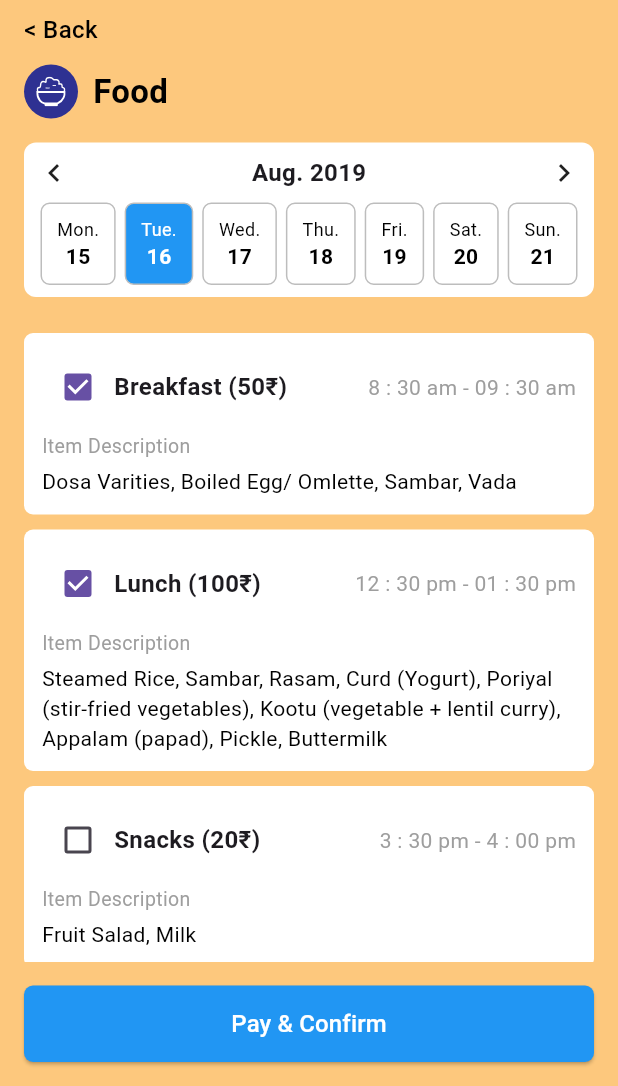
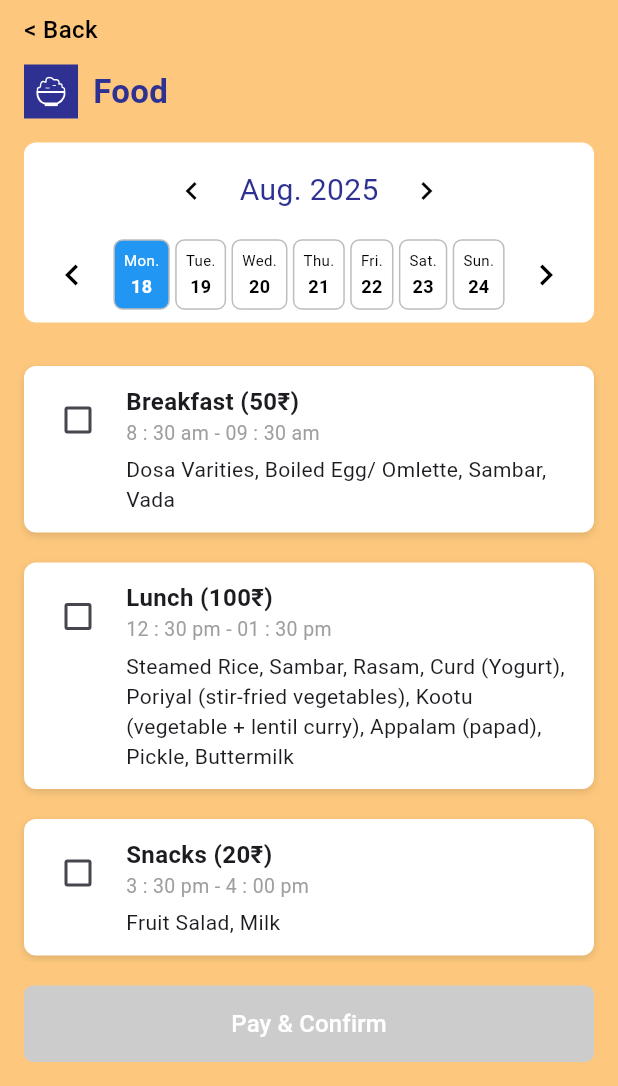
Before and after one commit to Sathiya-Developer007/EDLive-SchoolApp, a Flutter app: the StudentFoodPage screen opened directly, on a phone screen of 412 x 824 dp, the part 150-1236 px from its top. Run offline on Flutter 3.47's test engine with Material 3 defaults, Android fonts, the phone set to English and light mode, and no system bars; our stand-ins replace flutter_svg, qr_flutter, shared_preferences; accounts and stored records are empty.

Commit message:
updated student food page

```diff
--- a/lib/screens/students/student_food_page.dart
+++ b/lib/screens/students/student_food_page.dart
@@ -3,26 +3,76 @@ import 'package:flutter_svg/flutter_svg.dart';
 import 'package:school_app/screens/students/student_menu_drawer.dart';
 import 'package:school_app/widgets/student_app_bar.dart';
 
-void main() {
-  runApp(const MaterialApp(
-    debugShowCheckedModeBanner: false,
-    home: StudentFoodPage(),
-  ));
+class StudentFoodPage extends StatefulWidget {
+  const StudentFoodPage({super.key});
+
+  @override
+  State<StudentFoodPage> createState() => _StudentFoodPageState();
 }
 
-class StudentFoodPage extends StatelessWidget {
-  const StudentFoodPage({super.key});
+class _StudentFoodPageState extends State<StudentFoodPage> {
+  DateTime _selectedMonth = DateTime.now(); // ✅ Current month & year
+  DateTime _selectedDate = DateTime.now();
+
+  // 🔹 Track food selections
+  final Map<String, bool> _foodSelections = {
+    "Breakfast": false,
+    "Lunch": false,
+    "Snacks": false,
+  };
+
+  bool get _isAnySelected => _foodSelections.containsValue(true);
+
+  void _toggleFood(String key, bool value) {
+    setState(() {
+      _foodSelections[key] = value;
+    });
+  }
+
+  void _previousMonth() {
+    setState(() {
+      _selectedMonth =
+          DateTime(_selectedMonth.year, _selectedMonth.month - 1, 1);
+    });
+  }
+
+  void _nextMonth() {
+    setState(() {
+      _selectedMonth =
+          DateTime(_selectedMonth.year, _selectedMonth.month + 1, 1);
+    });
+  }
+
+  void _previousWeek() {
+    setState(() {
+      _selectedDate = _selectedDate.subtract(const Duration(days: 7));
+    });
+  }
+
+  void _nextWeek() {
+    setState(() {
+      _selectedDate = _selectedDate.add(const Duration(days: 7));
+    });
+  }
+
+  String get _monthYear {
+    return "${_monthNames[_selectedMonth.month - 1]}. ${_selectedMonth.year}";
+  }
+
+  static const List<String> _monthNames = [
+    "Jan", "Feb", "Mar", "Apr", "May", "Jun",
+    "Jul", "Aug", "Sep", "Oct", "Nov", "Dec"
+  ];
 
   @override
   Widget build(BuildContext context) {
     return Scaffold(
       backgroundColor: const Color(0xFFFDC87D), // background same as screenshot
-      appBar:StudentAppBar(),
+      appBar: StudentAppBar(),
       drawer: StudentMenuDrawer(),
       body: Column(
         crossAxisAlignment: CrossAxisAlignment.start,
         children: [
-          // Back + Title
           // Back + Title in two lines
           Padding(
             padding: const EdgeInsets.symmetric(horizontal: 16, vertical: 8),
@@ -49,7 +99,7 @@ Padding(
                     Container(
                       padding: const EdgeInsets.all(8),
                       decoration: const BoxDecoration(
-              shape: BoxShape.circle,
+                        // shape: BoxShape.circle,
                         color: Color(0xFF2E3192), // #2E3192
                       ),
                       child: SvgPicture.asset(
@@ -65,7 +115,7 @@ Padding(
                       style: TextStyle(
                         fontSize: 22,
                         fontWeight: FontWeight.bold,
-              color: Colors.black,
+                         color: Color(0xFF2E3192),
                       ),
                     ),
                   ],
@@ -83,26 +133,83 @@ Padding(
             child: Column(
               children: [
                 Row(
-                  mainAxisAlignment: MainAxisAlignment.spaceBetween,
-                  children: const [
-                    Icon(Icons.chevron_left),
-                    Text("Aug. 2019",
-                        style: TextStyle(
-                            fontWeight: FontWeight.bold, fontSize: 16)),
-                    Icon(Icons.chevron_right),
+                  mainAxisAlignment: MainAxisAlignment.center,
+                  children: [
+                    IconButton(
+                      icon: const Icon(Icons.chevron_left, color: Colors.black),
+                      padding: EdgeInsets.zero,
+                      constraints: const BoxConstraints(),
+                      onPressed: _previousMonth,
+                    ),
+                    const SizedBox(width: 8),
+                    Text(
+                      _monthYear,
+                      style: const TextStyle(
+                        fontWeight: FontWeight.normal,
+                        fontSize: 20,
+                        color: Color(0xFF2E3192),
+                      ),
+                    ),
+                    const SizedBox(width: 8),
+                    IconButton(
+                      icon: const Icon(Icons.chevron_right, color: Colors.black),
+                      padding: EdgeInsets.zero,
+                      constraints: const BoxConstraints(),
+                      onPressed: _nextMonth,
+                    ),
                   ],
                 ),
+
                 const SizedBox(height: 8),
+
+                // Week navigation with arrows
                 Row(
-                  mainAxisAlignment: MainAxisAlignment.spaceAround,
                   children: [
-                    _dayTile("Mon.", "15", false),
-                    _dayTile("Tue.", "16", true),
-                    _dayTile("Wed.", "17", false),
-                    _dayTile("Thu.", "18", false),
-                    _dayTile("Fri.", "19", false),
-                    _dayTile("Sat.", "20", false),
-                    _dayTile("Sun.", "21", false),
+                    IconButton(
+                      padding: EdgeInsets.zero,
+                      constraints: const BoxConstraints(),
+                      iconSize: 28,
+                      icon: const Icon(Icons.chevron_left, color: Colors.black),
+                      onPressed: _previousWeek,
+                    ),
+
+                    Expanded(
+                      child: Row(
+                        mainAxisAlignment: MainAxisAlignment.spaceEvenly,
+                        children: List.generate(7, (index) {
+                          final startOfWeek = _selectedDate.subtract(
+                            Duration(days: _selectedDate.weekday - 1),
+                          );
+                          final date = startOfWeek.add(Duration(days: index));
+                          final isSelected = date.day == _selectedDate.day &&
+                              date.month == _selectedDate.month &&
+                              date.year == _selectedDate.year;
+
+                          return Flexible(
+                            child: GestureDetector(
+                              onTap: () {
+                                setState(() {
+                                  _selectedDate = date;
+                                });
+                              },
+                              child: _dayTile(
+                                ["Mon.", "Tue.", "Wed.", "Thu.", "Fri.", "Sat.", "Sun."][index],
+                                date.day.toString(),
+                                isSelected,
+                              ),
+                            ),
+                          );
+                        }),
+                      ),
+                    ),
+
+                    IconButton(
+                      padding: EdgeInsets.zero,
+                      constraints: const BoxConstraints(),
+                      iconSize: 28,
+                      icon: const Icon(Icons.chevron_right, color: Colors.black),
+                      onPressed: _nextWeek,
+                    ),
                   ],
                 )
               ],
@@ -113,43 +220,63 @@ Padding(
           Expanded(
             child: ListView(
               padding: const EdgeInsets.all(16),
-              children: const [
+              children: [
                 FoodTile(
+                  keyName: "Breakfast",
                   title: "Breakfast (50₹)",
                   time: "8 : 30 am - 09 : 30 am",
                   description: "Dosa Varities, Boiled Egg/ Omlette, Sambar, Vada",
-                  checked: true,
+                  checked: _foodSelections["Breakfast"]!,
+                  onChanged: (v) => _toggleFood("Breakfast", v),
                 ),
-                SizedBox(height: 10),
+                const SizedBox(height: 10),
                 FoodTile(
+                  keyName: "Lunch",
                   title: "Lunch (100₹)",
                   time: "12 : 30 pm - 01 : 30 pm",
                   description:
                       "Steamed Rice, Sambar, Rasam, Curd (Yogurt), Poriyal (stir-fried vegetables), Kootu (vegetable + lentil curry), Appalam (papad), Pickle, Buttermilk",
-                  checked: true,
+                  checked: _foodSelections["Lunch"]!,
+                  onChanged: (v) => _toggleFood("Lunch", v),
                 ),
-                SizedBox(height: 10),
+                const SizedBox(height: 10),
                 FoodTile(
+                  keyName: "Snacks",
                   title: "Snacks (20₹)",
                   time: "3 : 30 pm - 4 : 00 pm",
                   description: "Fruit Salad, Milk",
-                  checked: false,
+                  checked: _foodSelections["Snacks"]!,
+                  onChanged: (v) => _toggleFood("Snacks", v),
                 ),
               ],
             ),
           ),
 
           // Pay button
+         // Pay button
 Container(
   width: double.infinity,
   margin: const EdgeInsets.all(16),
   child: ElevatedButton(
-              style: ElevatedButton.styleFrom(
-                  backgroundColor: Colors.blue,
-                  padding: const EdgeInsets.symmetric(vertical: 14),
-                  shape: RoundedRectangleBorder(
-                      borderRadius: BorderRadius.circular(6))),
-              onPressed: () {},
+  style: ButtonStyle(
+  backgroundColor: MaterialStateProperty.resolveWith<Color>(
+    (states) {
+      if (states.contains(MaterialState.disabled)) {
+        return const Color(0xFFCCCCCC); // disabled color
+      }
+      return Colors.blue; // enabled color
+    },
+  ),
+  padding: MaterialStateProperty.all(const EdgeInsets.symmetric(vertical: 14)),
+  shape: MaterialStateProperty.all(
+    RoundedRectangleBorder(borderRadius: BorderRadius.circular(6)),
+  ),
+),
+   onPressed: _isAnySelected
+        ? () {
+            // Handle pay action
+          }
+        : null,
     child: const Text(
       "Pay & Confirm",
       style: TextStyle(color: Colors.white, fontSize: 16),
@@ -164,70 +291,96 @@ Padding(
   // Day Tile widget
   static Widget _dayTile(String day, String date, bool selected) {
     return Container(
-      padding: const EdgeInsets.symmetric(horizontal: 10, vertical: 8),
+      padding: const EdgeInsets.symmetric(horizontal: 6, vertical: 6),
       decoration: BoxDecoration(
         color: selected ? Colors.blue : Colors.transparent,
         borderRadius: BorderRadius.circular(6),
         border: Border.all(color: Colors.grey.shade400),
       ),
       child: Column(
+        mainAxisSize: MainAxisSize.min,
         children: [
-          Text(day,
+          Text(
+            day,
+            style: TextStyle(
+              fontSize: 10,
+              color: selected ? Colors.white : Colors.black,
+            ),
+          ),
+          const SizedBox(height: 2),
+          Text(
+            date,
             style: TextStyle(
               fontSize: 12,
-                  color: selected ? Colors.white : Colors.black)),
-          Text(date,
-              style: TextStyle(
-                  fontSize: 14,
-                  fontWeight: FontWeight.bold,
-                  color: selected ? Colors.white : Colors.black)),
+              fontWeight: FontWeight.w600,
+              color: selected ? Colors.white : Colors.black,
+            ),
+          ),
         ],
       ),
     );
   }
 }
 
-// Food Item Widget
+// 🔹 Food Item Widget
 class FoodTile extends StatelessWidget {
+  final String keyName;
   final String title;
   final String time;
   final String description;
   final bool checked;
+  final ValueChanged<bool> onChanged;
 
   const FoodTile({
     super.key,
+    required this.keyName,
     required this.title,
     required this.time,
     required this.description,
-    this.checked = false,
+    required this.checked,
+    required this.onChanged,
   });
 
   @override
   Widget build(BuildContext context) {
     return Container(
       padding: const EdgeInsets.all(12),
+      margin: const EdgeInsets.symmetric(vertical: 5),
       decoration: BoxDecoration(
-          color: Colors.white, borderRadius: BorderRadius.circular(6)),
+        color: Colors.white,
+        borderRadius: BorderRadius.circular(8),
+        boxShadow: const [
+          BoxShadow(
+            color: Colors.black12,
+            blurRadius: 4,
+            offset: Offset(0, 2),
+          ),
+        ],
+      ),
+      child: Row(
+        crossAxisAlignment: CrossAxisAlignment.start,
+        children: [
+          Checkbox(
+            value: checked,
+            activeColor: const Color(0xFF29ABE2),
+            checkColor: Colors.white,
+            onChanged: (value) => onChanged(value ?? false),
+          ),
+          const SizedBox(width: 8),
+          Expanded(
             child: Column(
               crossAxisAlignment: CrossAxisAlignment.start,
               children: [
-          Row(
-            children: [
-              Checkbox(value: checked, onChanged: (_) {}),
-              Expanded(
-                child: Text(title,
+                Text(title,
                     style: const TextStyle(
-                        fontWeight: FontWeight.bold, fontSize: 16)),
-              ),
-              Text(time, style: const TextStyle(color: Colors.grey)),
+                        fontSize: 16, fontWeight: FontWeight.bold)),
+                Text(time,
+                    style: const TextStyle(color: Colors.grey, fontSize: 13)),
+                const SizedBox(height: 5),
+                Text(description),
               ],
             ),
-          const SizedBox(height: 6),
-          const Text("Item Description",
-              style: TextStyle(color: Colors.grey, fontSize: 13)),
-          const SizedBox(height: 4),
-          Text(description,
-              style: const TextStyle(color: Colors.black, fontSize: 14)),
+          ),
         ],
       ),
     );
```
Lines whose indentation alone changed are shown as unchanged.
